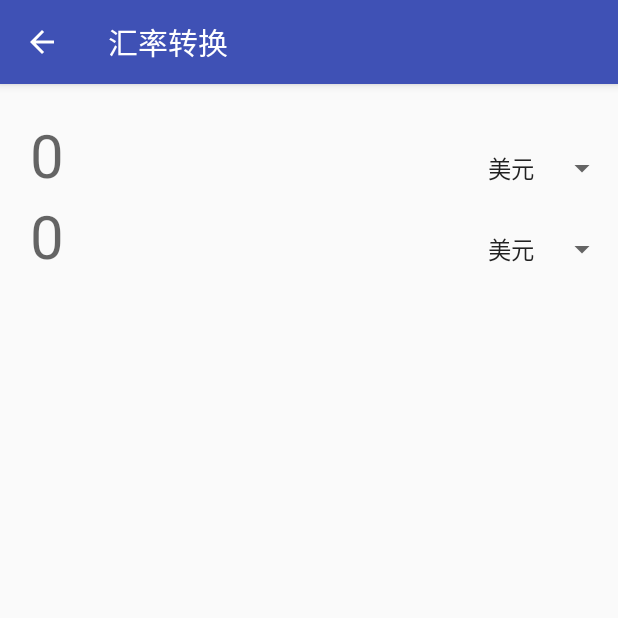
After one commit to yuzlee/AndroidCourse, an Android app: the ExchangeRateActivity screen opened directly, with no data from a screen before it, on a phone screen of 412 x 824 dp, the top half of it. The commit adds this screen. Run offline under Robolectric (Android 15) with nearby library versions, the phone set to English and light mode, and no system bars.

Commit message:
[calculator] add unit conversion & add exchange rate conversion

```diff
--- a/Calculator/app/build.gradle
+++ b/Calculator/app/build.gradle
@@ -28,13 +28,13 @@ dependencies {
     })
     compile "org.jetbrains.kotlin:kotlin-stdlib-jre7:$kotlin_version"
     compile "org.jetbrains.kotlin:kotlin-reflect:$kotlin_version"
+
     compile 'com.android.support:appcompat-v7:25.3.1'
     compile 'com.android.support.constraint:constraint-layout:1.0.2'
     compile 'com.android.support:design:25.3.1'
-    testCompile 'junit:junit:4.12'
-
     compile 'com.squareup.okhttp:okhttp:2.4.0'
     compile 'com.google.code.gson:gson:2.7'
+    testCompile 'junit:junit:4.12'
 }
 repositories {
     mavenCentral()
--- /dev/null
+++ b/Calculator/app/src/main/java/rolrence/calculator/ExchangeRateActivity.kt
@@ -0,0 +1,56 @@
+package rolrence.calculator
+
+import android.content.Context
+import android.support.v7.app.AppCompatActivity
+import android.os.Bundle
+import android.os.Handler
+import android.os.Message
+import android.widget.ArrayAdapter
+import kotlinx.android.synthetic.main.activity_exchange_rate.*
+import rolrence.calculator.converter.ExchangeRate
+import android.view.inputmethod.InputMethodManager.HIDE_NOT_ALWAYS
+import android.content.Context.INPUT_METHOD_SERVICE
+import android.view.inputmethod.InputMethodManager
+
+
+class ExchangeRateActivity : AppCompatActivity() {
+    private val h = object : Handler() {
+        override fun handleMessage(msg: Message) {
+            val bundle = msg.peekData()
+            val converter = bundle.getSerializable("converter") as ExchangeRate
+
+            val imm = getSystemService(Context.INPUT_METHOD_SERVICE) as InputMethodManager
+            // imm.toggleSoftInput(0, InputMethodManager.HIDE_NOT_ALWAYS)
+            imm.hideSoftInputFromWindow(window.decorView.windowToken, 0)
+
+            val input = txtInput.text.toString().toDoubleOrNull()
+            val inputType = spinnerInputType.selectedItem.toString()
+            val outputType = spinnerOutputType.selectedItem.toString()
+            if (input != null) {
+                txtOutput.text = (converter.convert(inputType, outputType)(input))
+            }
+
+            val list = converter.list(inputType, 1.0).map {
+                "1 $inputType = ${it.value} ${it.key}"
+            }
+            listExchangeRate.adapter = ArrayAdapter<String>(
+                    this@ExchangeRateActivity,
+                    android.R.layout.simple_list_item_1, list)
+        }
+    }
+
+    override fun onCreate(savedInstanceState: Bundle?) {
+        super.onCreate(savedInstanceState)
+        setContentView(R.layout.activity_exchange_rate)
+
+        txtOutput.setOnClickListener {
+            Thread {
+                val msg = Message()
+                val bundle = Bundle()
+                bundle.putSerializable("converter", ExchangeRate())
+                msg.data = bundle
+                h.sendMessage(msg)
+            }.start()
+        }
+    }
+}
--- a/Calculator/app/src/main/java/rolrence/calculator/converter/AvatarData.kt
+++ b/Calculator/app/src/main/java/rolrence/calculator/converter/AvatarData.kt
@@ -1,5 +1,6 @@
 package rolrence.calculator.converter
 
+import android.util.Log
 import com.google.gson.Gson
 import com.google.gson.reflect.TypeToken
 import com.squareup.okhttp.OkHttpClient
@@ -18,7 +19,9 @@ class AvatarData(val url: String) {
             val response = client.newCall(request).execute()
             return response.body().string()
         } catch (e: Exception) {
-            throw Exception("error while get exchange rate info")
+            // Log.w("AvatarData", e.message)
+            // throw Exception("error while get exchange rate info")
+            throw e
         }
     }
 }
--- a/Calculator/app/src/main/java/rolrence/calculator/converter/MeasureUnit.kt
+++ b/Calculator/app/src/main/java/rolrence/calculator/converter/MeasureUnit.kt
@@ -39,7 +39,7 @@ class MeasureUnit {
                 "海里" to 16, "nmi" to 16
         )
 
-        fun convert(value: String, unit: String) = Message.get(value, unitList[unit]!!).result.map {
+        fun list(value: String, unit: String) = Message.get(value, unitList[unit]!!).result.map {
             Pair(it.name, it.value)
         }.toMap()
 
--- /dev/null
+++ b/Calculator/app/src/main/res/layout/activity_exchange_rate.xml
@@ -0,0 +1,51 @@
+<?xml version="1.0" encoding="utf-8"?>
+<LinearLayout xmlns:android="http://schemas.android.com/apk/res/android"
+    xmlns:app="http://schemas.android.com/apk/res-auto"
+    xmlns:tools="http://schemas.android.com/tools"
+    android:layout_width="match_parent"
+    android:layout_height="match_parent"
+    android:layout_marginTop="20dp"
+    android:orientation="vertical"
+    tools:context="rolrence.calculator.ExchangeRateActivity">
+
+    <GridLayout
+        android:layout_width="match_parent"
+        android:layout_height="wrap_content"
+        android:layout_marginBottom="20dp"
+        android:columnCount="6">
+
+        <EditText
+            android:id="@+id/txtInput"
+            android:layout_columnSpan="5"
+            android:layout_columnWeight="5"
+            android:background="@null"
+            android:hint="0"
+            android:paddingLeft="20dp"
+            android:textSize="40sp" />
+
+        <Spinner
+            android:id="@+id/spinnerInputType"
+            android:entries="@array/exchange_list"
+            android:gravity="end" />
+
+        <TextView
+            android:id="@+id/txtOutput"
+            android:layout_columnSpan="5"
+            android:layout_columnWeight="5"
+            android:background="@null"
+            android:hint="0"
+            android:paddingLeft="20dp"
+            android:textSize="40sp" />
+
+        <Spinner
+            android:id="@+id/spinnerOutputType"
+            android:entries="@array/exchange_list"
+            android:gravity="end" />
+
+    </GridLayout>
+
+    <ListView
+        android:id="@+id/listExchangeRate"
+        android:layout_width="match_parent"
+        android:layout_height="wrap_content" />
+</LinearLayout>
--- /dev/null
+++ b/Calculator/app/src/main/res/values/array.xml
@@ -0,0 +1,36 @@
+<?xml version="1.0" encoding="utf-8"?>
+<resources>
+    <string-array name="exchange_list">
+        <item>美元</item>
+        <item>澳元</item>
+        <item>欧元</item>
+        <item>英镑</item>
+        <item>新西兰元</item>
+        <item>加元</item>
+        <item>瑞郎</item>
+        <item>人民币</item>
+        <item>港元</item>
+        <item>日元</item>
+        <item>马币</item>
+        <item>新加坡元</item>
+        <item>台币</item>
+    </string-array>
+    <string-array name="unit_list">
+        <item>公里</item>
+        <item>米</item>
+        <item>分米</item>
+        <item>厘米</item>
+        <item>毫米</item>
+        <item>微米</item>
+        <item>里</item>
+        <item>丈</item>
+        <item>尺</item>
+        <item>寸</item>
+        <item>分</item>
+        <item>厘</item>
+        <item>英寸</item>
+        <item>码</item>
+        <item>英尺</item>
+        <item>海里</item>
+    </string-array>
+</resources>
--- a/Calculator/app/src/main/res/values/styles.xml
+++ b/Calculator/app/src/main/res/values/styles.xml
@@ -9,6 +9,7 @@
     </style>
 
     <style name="default_button" parent="Base.TextAppearance.AppCompat.Button">
+        <item name="textAllCaps">false</item>
         <item name="android:textColor">#000</item>
         <item name="android:textSize">30sp</item>
         <item name="android:background">@drawable/default_button_selector</item>
@@ -23,6 +24,7 @@
     </style>
 
     <style name="equals_button" parent="Base.TextAppearance.AppCompat.Button">
+        <item name="textAllCaps">false</item>
         <item name="android:textSize">40sp</item>
         <item name="android:background">@drawable/equals_button_selector</item>
         <item name="android:layout_gravity">fill</item>
```
Also changed, not shown: Calculator/app/src/main/AndroidManifest.xml (+10 -0 lines), Calculator/app/src/main/java/rolrence/calculator/MainActivity.kt (+7 -2 lines), Calculator/app/src/main/java/rolrence/calculator/UnitConversionActivity.kt (added, +52 -0 lines), Calculator/app/src/main/java/rolrence/calculator/converter/ExchangeRate.kt (+13 -11 lines), Calculator/app/src/main/res/layout/activity_unit_conversion.xml (added, +47 -0 lines).
